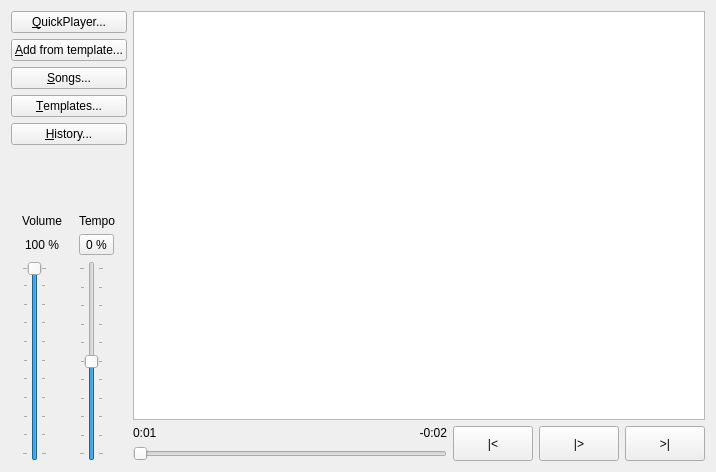
Before: the Qt Designer form PlayerWindow.ui in madmaxoft/SkauTan, drawn with Qt 5.
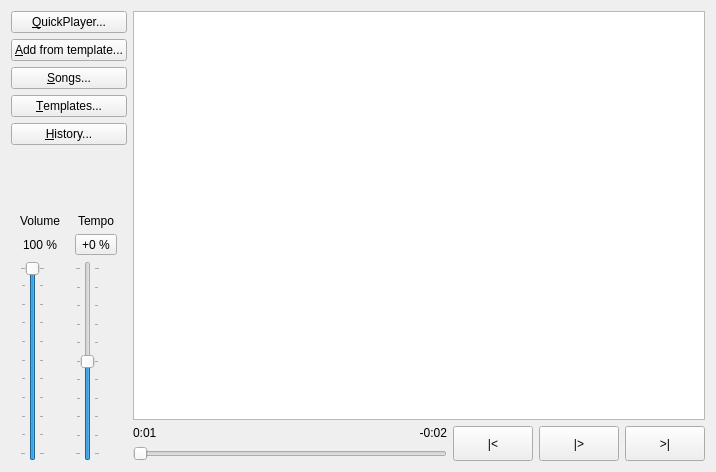
After: the same form once the commit is applied.

What changed in the file:
```diff
--- a/PlayerWindow.ui
+++ b/PlayerWindow.ui
@@ -141,7 +141,7 @@
            <string>Reset tempo to +0 %</string>
           </property>
           <property name="text">
-           <string>0 %</string>
+           <string>+0 %</string>
           </property>
           <property name="toolButtonStyle">
            <enum>Qt::ToolButtonTextOnly</enum>
```
